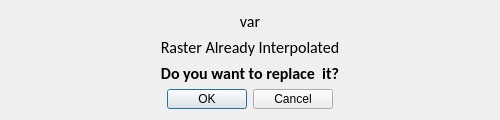
Old version of the form otoklim_dialog_replace_confirm.ui in the repository geoenvo/otoklim.
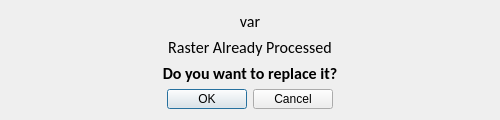
New version of the form.

Commit message: new: raster classfy panel

```diff
--- a/otoklim_dialog_replace_confirm.ui
+++ b/otoklim_dialog_replace_confirm.ui
@@ -60,7 +60,7 @@
       </font>
      </property>
      <property name="text">
-      <string>Raster Already Interpolated</string>
+      <string>Raster Already Processed</string>
      </property>
      <property name="alignment">
       <set>Qt::AlignCenter</set>
@@ -78,7 +78,7 @@
       </font>
      </property>
      <property name="text">
-      <string>Do you want to replace  it?</string>
+      <string>Do you want to replace it?</string>
      </property>
      <property name="alignment">
       <set>Qt::AlignCenter</set>
```
The commit also changes 2 other files.
